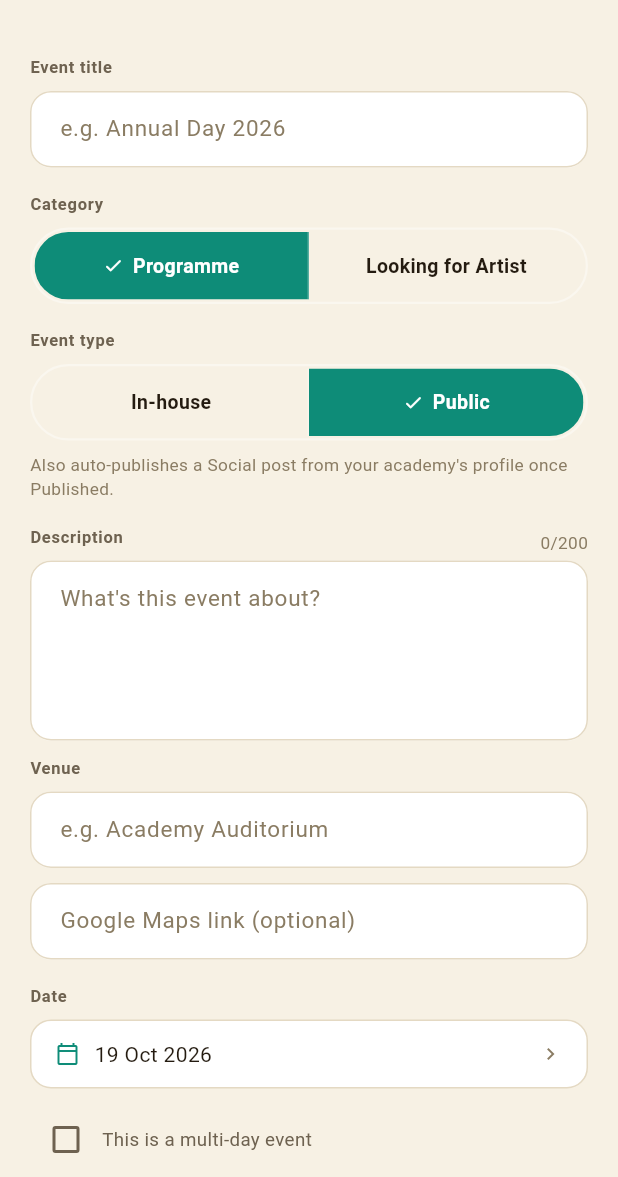
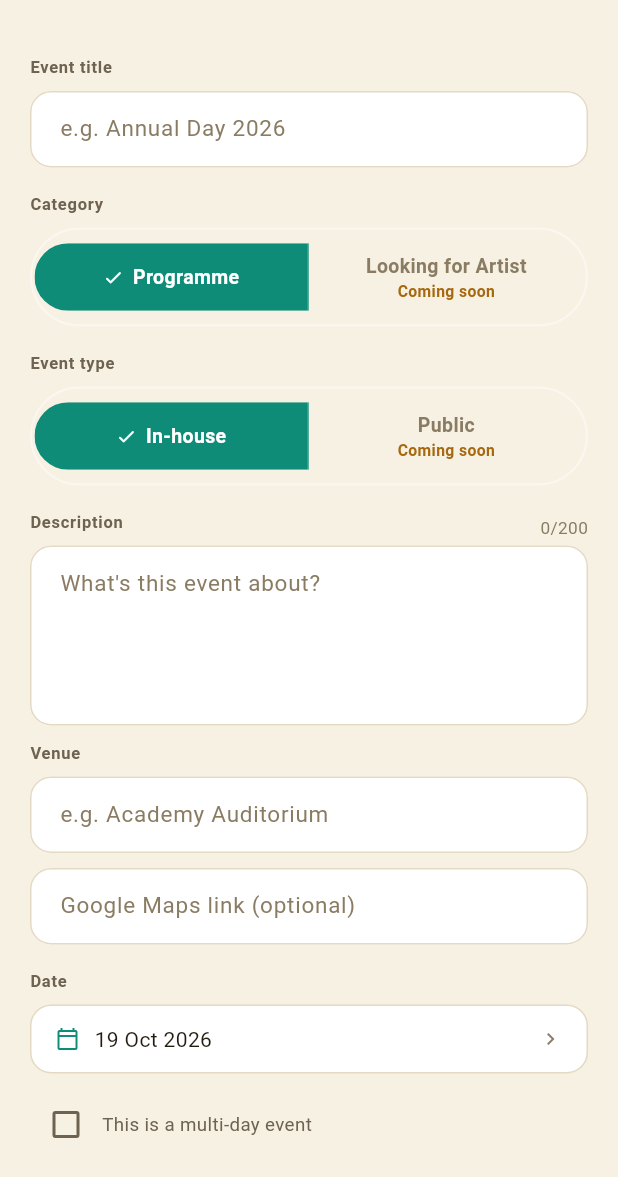
Before and after one commit to kalaapp2026/OwleoDev, a Flutter app: the EventFormScreen screen opened by its route, on a phone screen of 412 x 824 dp, the part 59-1236 px from its top. Run offline on Flutter 3.47's test engine with Material 3 defaults, Android fonts, the phone set to English and light mode, and no system bars; our stand-ins replace audioplayers, dio, file_picker, firebase_core, firebase_messaging, fl_chart and 6 more; missing offline and left inert: pdfrx; accounts and stored records are empty; network calls fail.

Commit message:
Mark Looking for Artist and Public events as Coming soon
Event creation now defaults to Programme / In-house; the other two options
show a "Coming soon" hint and cannot be chosen. An existing event that
already uses them keeps its value. AppSegmentedControl gained optional
isEnabled / hintOf to support this.

Co-Authored-By: Claude Sonnet 5.5 <noreply@anthropic.com>

```diff
--- a/NEST_FE/lib/core/design/segmented_control.dart
+++ b/NEST_FE/lib/core/design/segmented_control.dart
@@ -21,6 +21,8 @@ class AppSegmentedControl<T> extends StatelessWidget {
     required this.onTap,
     this.activeColorOf,
     this.activeTextColorOf,
+    this.isEnabled,
+    this.hintOf,
   });
 
   final List<T> options;
@@ -36,6 +38,12 @@ class AppSegmentedControl<T> extends StatelessWidget {
   /// surface, payment methods use gold.
   final Color Function(BuildContext, T)? activeColorOf;
   final Color Function(BuildContext, T)? activeTextColorOf;
+
+  /// An option that is shown but cannot be chosen yet. Null means every option is enabled.
+  final bool Function(T)? isEnabled;
+
+  /// A small line under an option's label - "Coming soon" on a disabled one.
+  final String? Function(T)? hintOf;
 
   @override
   Widget build(BuildContext context) {
@@ -77,6 +85,8 @@ class AppSegmentedControl<T> extends StatelessWidget {
                   // Divider on every segment but the last, so the pill's own rounded edge isn't
                   // cut by a stray vertical line.
                   showDivider: i < options.length - 1,
+                  enabled: isEnabled?.call(options[i]) ?? true,
+                  hint: hintOf?.call(options[i]),
                   onTap: () => onTap(options[i]),
                 ),
               ),
@@ -95,6 +105,8 @@ class _Segment extends StatelessWidget {
     required this.activeTextColor,
     required this.showDivider,
     required this.onTap,
+    this.enabled = true,
+    this.hint,
   });
 
   final String label;
@@ -103,13 +115,15 @@ class _Segment extends StatelessWidget {
   final Color activeTextColor;
   final bool showDivider;
   final VoidCallback onTap;
+  final bool enabled;
+  final String? hint;
 
   @override
   Widget build(BuildContext context) {
     final palette = context.palette;
 
     return Pressable(
-      onTap: onTap,
+      onTap: enabled ? onTap : null,
       child: AnimatedContainer(
         duration: AppMotion.fade,
         padding: const EdgeInsets.symmetric(vertical: 13),
@@ -129,15 +143,33 @@ class _Segment extends StatelessWidget {
               const SizedBox(width: AppSpacing.xs),
             ],
             Flexible(
-              child: Text(
+              child: Column(
+                mainAxisSize: MainAxisSize.min,
+                children: [
+                  Text(
                     label,
                     maxLines: 1,
                     overflow: TextOverflow.ellipsis,
                     style: TextStyle(
                       fontSize: AppType.md,
                       fontWeight: AppType.bold,
-                  color: selected ? activeTextColor : palette.text,
+                      color: selected
+                          ? activeTextColor
+                          : (enabled ? palette.text : palette.textFaint),
                     ),
+                  ),
+                  if (hint != null)
+                    Text(
+                      hint!,
+                      maxLines: 1,
+                      overflow: TextOverflow.ellipsis,
+                      style: TextStyle(
+                        fontSize: AppType.tiny,
+                        fontWeight: AppType.semi,
+                        color: selected ? activeTextColor : palette.gold,
+                      ),
+                    ),
+                ],
               ),
             ),
           ],
--- a/NEST_FE/lib/features/events/presentation/event_form_screen.dart
+++ b/NEST_FE/lib/features/events/presentation/event_form_screen.dart
@@ -56,7 +56,7 @@ class _EventFormScreenState extends ConsumerState<EventFormScreen> {
   late final _mapsController = TextEditingController(text: widget.existing?.venueMapsUrl);
 
   late String _type = widget.existing?.type ?? 'PROGRAMME';
-  late String _visibility = widget.existing?.visibility ?? 'PUBLIC';
+  late String _visibility = widget.existing?.visibility ?? 'INHOUSE';
   late String _status = widget.existing?.status == 'DRAFT' ? 'DRAFT' : 'PUBLISHED';
   late String _audienceType = widget.existing?.audienceType ?? 'ALL_STUDENTS';
   late Set<String> _courseIds = {...?widget.existing?.courseIds};
@@ -250,6 +250,10 @@ class _EventFormScreenState extends ConsumerState<EventFormScreen> {
             labelOf: (v) => v == 'PROGRAMME' ? 'Programme' : 'Looking for Artist',
             isSelected: (v) => v == _type,
             onTap: (v) => setState(() => _type = v),
+            // Looking for Artist is not open yet. An existing event that already uses it keeps it
+            // selected (and saves unchanged); nothing new can pick it.
+            isEnabled: (v) => v == 'PROGRAMME',
+            hintOf: (v) => v == 'PROGRAMME' ? null : 'Coming soon',
           ),
           const SizedBox(height: AppSpacing.xxl),
           _label('Event type'),
@@ -258,6 +262,10 @@ class _EventFormScreenState extends ConsumerState<EventFormScreen> {
             labelOf: (v) => v == 'INHOUSE' ? 'In-house' : 'Public',
             isSelected: (v) => v == _visibility,
             onTap: (v) => setState(() => _visibility = v),
+            // Public events (and their auto-published Social post) are not open yet - same rule as
+            // Category above.
+            isEnabled: (v) => v == 'INHOUSE',
+            hintOf: (v) => v == 'INHOUSE' ? null : 'Coming soon',
           ),
           if (_visibility == 'PUBLIC')
             Padding(
```
Lines whose indentation alone changed are shown as unchanged.
